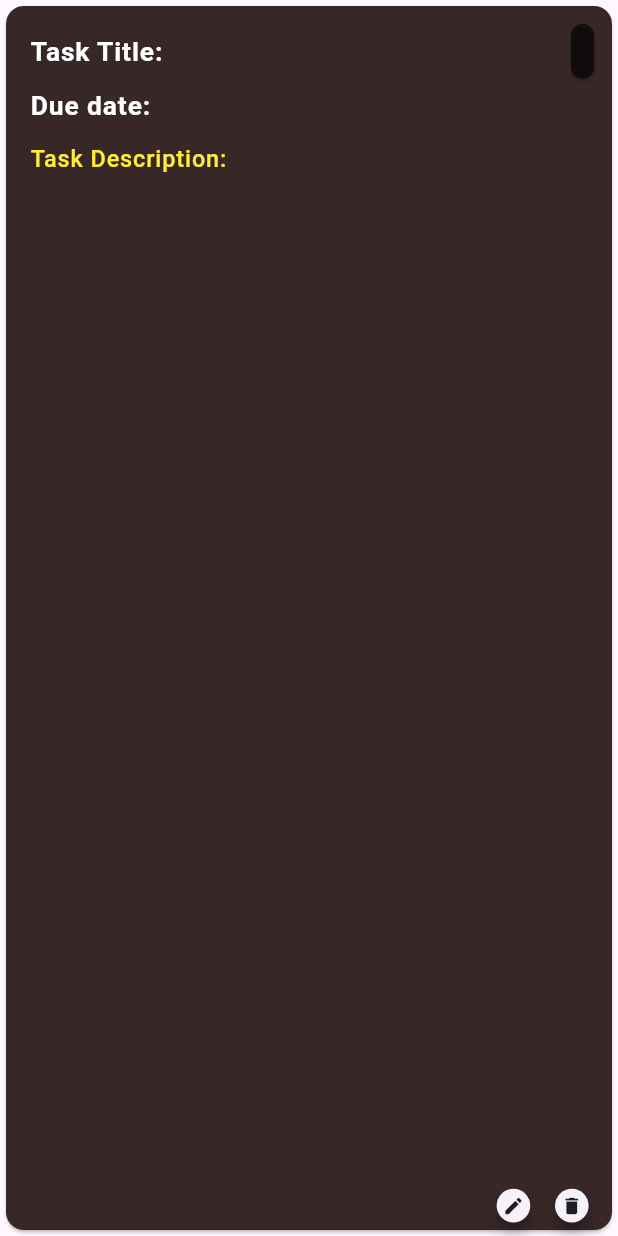
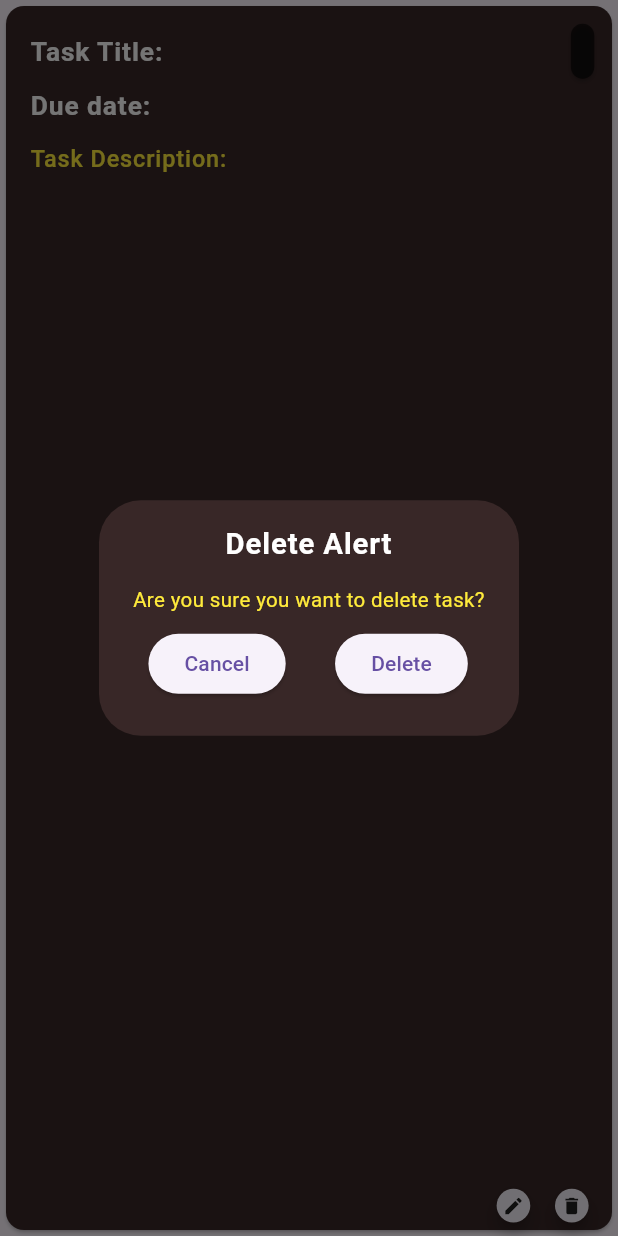
Before and after one commit to raihansikdar/todo_app, a Flutter app: the TodoListViewWidget widget shown alone on an empty page, opened directly with empty values, after a tap on the "delete" icon, on a phone screen of 412 x 824 dp. Run offline on Flutter 3.47's test engine with Material 3 defaults, Android fonts, the phone set to English and light mode, and no system bars; our stand-ins replace fluttertoast, get, sqflite; accounts and stored records are empty.

Commit message:
modify alert dialog

```diff
--- a/lib/utils/widgets/todo_list_view_widget.dart
+++ b/lib/utils/widgets/todo_list_view_widget.dart
@@ -78,12 +78,7 @@ class TodoListViewWidget extends StatelessWidget {
                     SizedBox(width: 8.rw,),
                     GestureDetector(
                       onTap: (){
-                        Get.find<DeleteTaskController>().deleteTask(id: data.id!).then((value) {
-                          if(value){
-                            Get.find<FetchTaskController>().fetchTodoTask();
-                            AppToastMessage.successToastMessage("Task has been deleted");
-                          }
-                        });
+                       deleteAlertDialog(context);
 
                       },
                       child: Card(
@@ -102,4 +97,38 @@ class TodoListViewWidget extends StatelessWidget {
       ],
     );
   }
+
+
+  void deleteAlertDialog(BuildContext context){
+    showDialog(context: context, builder: (context){
+
+      return AlertDialog(
+        alignment: Alignment.center,
+        backgroundColor: const Color.fromARGB(255, 56, 39, 39),
+        titlePadding: EdgeInsets.only(top: 16.rSp,bottom: 8.rSp,left: 16.rSp,right: 16.rSp),
+        title: Text("Delete Alert",textAlign: TextAlign.center,style: TextStyle(fontSize: 20.rSp,letterSpacing: 0.6,fontWeight: FontWeight.w600,color: Colors.white,),),
+        contentPadding: EdgeInsets.symmetric(vertical:8.rSp,horizontal: 16.rSp),
+        content: Text("Are you sure you want to delete task?",textAlign: TextAlign.center,style: TextStyle(fontSize: 14.rSp,fontWeight: FontWeight.w400,color: Colors.yellow),),
+        actions: [
+          ElevatedButton(onPressed: (){
+            Navigator.pop(context);
+          }, child: const Text("Cancel")),
+          SizedBox(width: 16.rw,),
+          ElevatedButton(onPressed: (){
+            Get.find<DeleteTaskController>().deleteTask(id: data.id!).then((value) {
+              if(value){
+                Get.find<FetchTaskController>().fetchTodoTask();
+                AppToastMessage.successToastMessage("Task has been deleted");
+              }else{
+                AppToastMessage.failedToastMessage("Task not deleted");
+              }
+            });
+            Navigator.pop(context);
+          }, child: const Text("Delete")),
+          SizedBox(width: 2.rw,),
+        ],
+      );
+
+    });
+  }
 }
```
Also changed, not shown: lib/views/add_and_update_todo_screen.dart (+9 -2 lines), lib/views/home_page.dart (+8 -6 lines).
